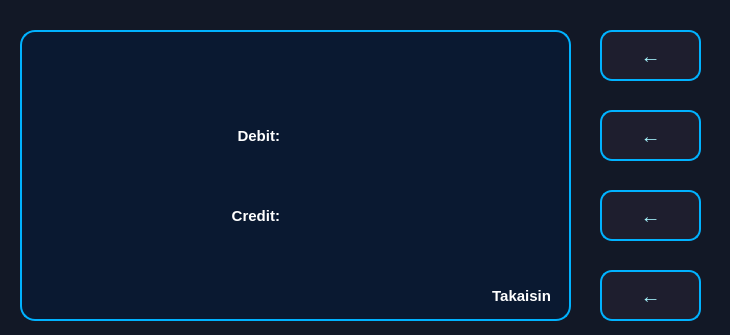
Before: the Qt Designer form bank-automat/balance.ui in DeveMike/Software_Development_Application_Project, drawn with Qt 5; both pictures show x 140 to 870 and y 0 to 335 of the 870 by 640 pixel window.
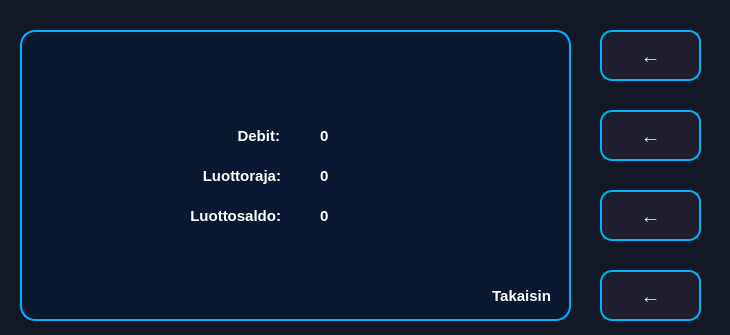
After: the same form once the commit is applied.

Commit message: Add credit limit display to balance view

What changed in the file:
```diff
--- a/bank-automat/balance.ui
+++ b/bank-automat/balance.ui
@@ -1378,9 +1378,9 @@
   <widget class="QLabel" name="txtCredit">
    <property name="geometry">
     <rect>
-     <x>340</x>
+     <x>220</x>
      <y>190</y>
-     <width>80</width>
+     <width>201</width>
      <height>51</height>
     </rect>
    </property>
@@ -1392,7 +1392,7 @@
 text-transform: uppercase;</string>
    </property>
    <property name="text">
-    <string>Credit:</string>
+    <string>Luottosaldo:</string>
    </property>
    <property name="alignment">
     <set>Qt::AlignmentFlag::AlignRight|Qt::AlignmentFlag::AlignTrailing|Qt::AlignmentFlag::AlignVCenter</set>
@@ -1402,9 +1402,9 @@
    <property name="geometry">
     <rect>
      <x>460</x>
-     <y>110</y>
+     <y>120</y>
      <width>250</width>
-     <height>51</height>
+     <height>31</height>
     </rect>
    </property>
    <property name="styleSheet">
@@ -1415,7 +1415,7 @@
 text-transform: uppercase;</string>
    </property>
    <property name="text">
-    <string/>
+    <string>0</string>
    </property>
    <property name="alignment">
     <set>Qt::AlignmentFlag::AlignLeading|Qt::AlignmentFlag::AlignLeft|Qt::AlignmentFlag::AlignVCenter</set>
@@ -1425,8 +1425,48 @@
    <property name="geometry">
     <rect>
      <x>460</x>
-     <y>190</y>
+     <y>200</y>
      <width>250</width>
+     <height>31</height>
+    </rect>
+   </property>
+   <property name="styleSheet">
+    <string notr="true">font-size: 15px;
+color: white;
+font-weight: bold;
+background-color: transparent;
+text-transform: uppercase;</string>
+   </property>
+   <property name="text">
+    <string>0</string>
+   </property>
+  </widget>
+  <widget class="QLabel" name="balanceCreditLimit">
+   <property name="geometry">
+    <rect>
+     <x>460</x>
+     <y>160</y>
+     <width>250</width>
+     <height>31</height>
+    </rect>
+   </property>
+   <property name="styleSheet">
+    <string notr="true">font-size: 15px;
+color: white;
+font-weight: bold;
+background-color: transparent;
+text-transform: uppercase;</string>
+   </property>
+   <property name="text">
+    <string>0</string>
+   </property>
+  </widget>
+  <widget class="QLabel" name="txtCredit_2">
+   <property name="geometry">
+    <rect>
+     <x>220</x>
+     <y>150</y>
+     <width>201</width>
      <height>51</height>
     </rect>
    </property>
@@ -1438,7 +1478,10 @@
 text-transform: uppercase;</string>
    </property>
    <property name="text">
-    <string/>
+    <string>Luottoraja:</string>
+   </property>
+   <property name="alignment">
+    <set>Qt::AlignmentFlag::AlignRight|Qt::AlignmentFlag::AlignTrailing|Qt::AlignmentFlag::AlignVCenter</set>
    </property>
   </widget>
   <zorder>listWidget</zorder>
@@ -1476,6 +1519,8 @@
   <zorder>txtCredit</zorder>
   <zorder>balanceDebit</zorder>
   <zorder>balanceCredit</zorder>
+  <zorder>balanceCreditLimit</zorder>
+  <zorder>txtCredit_2</zorder>
  </widget>
  <resources/>
  <connections/>
```
The commit also changes 1 other file.
